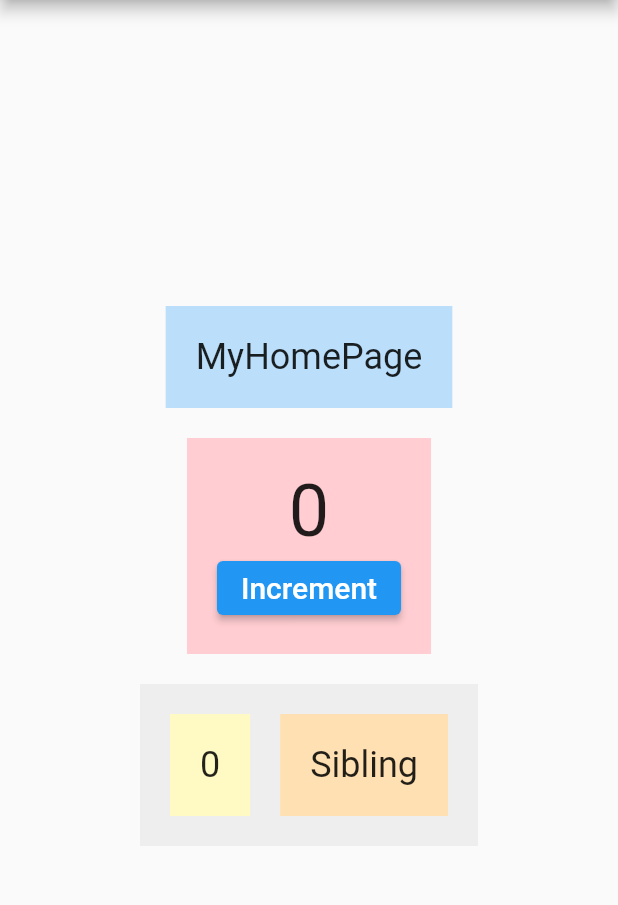
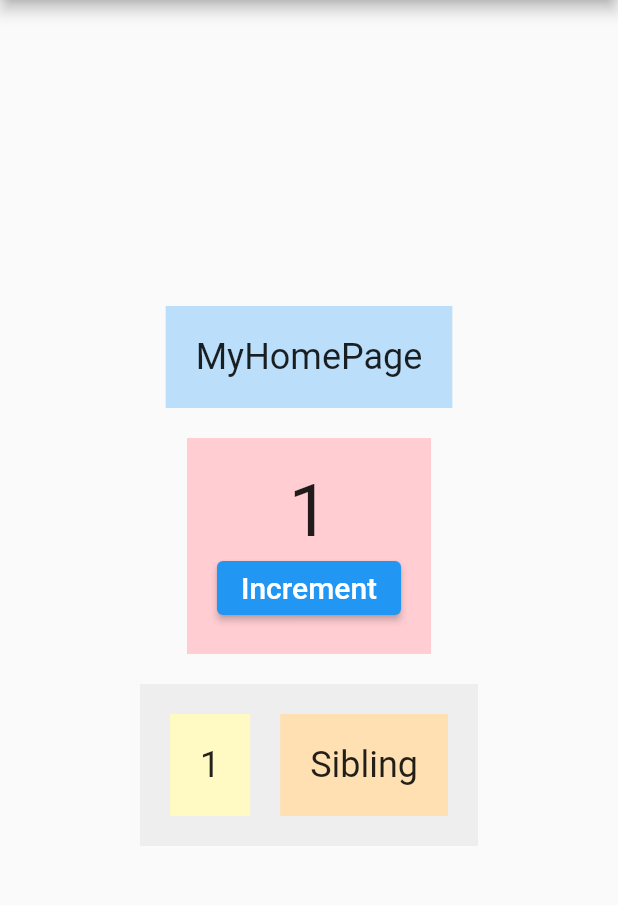
Before and after one commit to Bullets-jyr/provider_overview_01, a Flutter app: the screen it shows after launch, after a tap on "Increment", on a phone screen of 412 x 824 dp, the part 84-989 px from its top. Run offline on Flutter 3.47's test engine with Material 2 defaults, Android fonts, the phone set to English and light mode, and no system bars.

Commit message:
7. Provider 없이 state 관리하기 – 2

```diff
--- a/lib/main.dart
+++ b/lib/main.dart
@@ -58,9 +58,15 @@ class _MyHomePageState extends State<MyHomePage> {
               ),
             ),
             SizedBox(height: 20.0),
-            CounterA(),
+            CounterA(
+              counter: counter,
+              // Inversion Of Control
+              increment: increment,
+            ),
             SizedBox(height: 20.0),
-            Middle(),
+            Middle(
+              counter: counter,
+            ),
           ],
         ),
       ),
@@ -69,7 +75,14 @@ class _MyHomePageState extends State<MyHomePage> {
 }
 
 class CounterA extends StatelessWidget {
-  const CounterA({super.key});
+  final int counter;
+  final void Function() increment;
+
+  const CounterA({
+    super.key,
+    required this.counter,
+    required this.increment,
+  });
 
   @override
   Widget build(BuildContext context) {
@@ -79,11 +92,12 @@ class CounterA extends StatelessWidget {
       child: Column(
         children: [
           Text(
-            '0',
+            '$counter',
             style: TextStyle(fontSize: 48.0),
           ),
+          // Inversion Of Control
           ElevatedButton(
-            onPressed: () {},
+            onPressed: increment,
             child: Text(
               'Increment',
               style: TextStyle(fontSize: 20.0),
@@ -96,7 +110,12 @@ class CounterA extends StatelessWidget {
 }
 
 class Middle extends StatelessWidget {
-  const Middle({super.key});
+  final int counter;
+
+  const Middle({
+    super.key,
+    required this.counter,
+  });
 
   @override
   Widget build(BuildContext context) {
@@ -107,7 +126,7 @@ class Middle extends StatelessWidget {
         mainAxisAlignment: MainAxisAlignment.center,
         mainAxisSize: MainAxisSize.min,
         children: [
-          CounterB(),
+          CounterB(counter: counter),
           SizedBox(width: 20.0),
           Sibling(),
         ],
@@ -117,7 +136,12 @@ class Middle extends StatelessWidget {
 }
 
 class CounterB extends StatelessWidget {
-  const CounterB({super.key});
+  final int counter;
+
+  const CounterB({
+    super.key,
+    required this.counter,
+  });
 
   @override
   Widget build(BuildContext context) {
@@ -125,7 +149,7 @@ class CounterB extends StatelessWidget {
       color: Colors.yellow[100],
       padding: const EdgeInsets.all(20.0),
       child: Text(
-        '0',
+        '$counter',
         style: TextStyle(fontSize: 24.0),
       ),
     );
@@ -144,6 +168,7 @@ class Sibling extends StatelessWidget {
         'Sibling',
         style: TextStyle(fontSize: 24.0),
       ),
-    );;
+    );
+    ;
   }
 }
```
